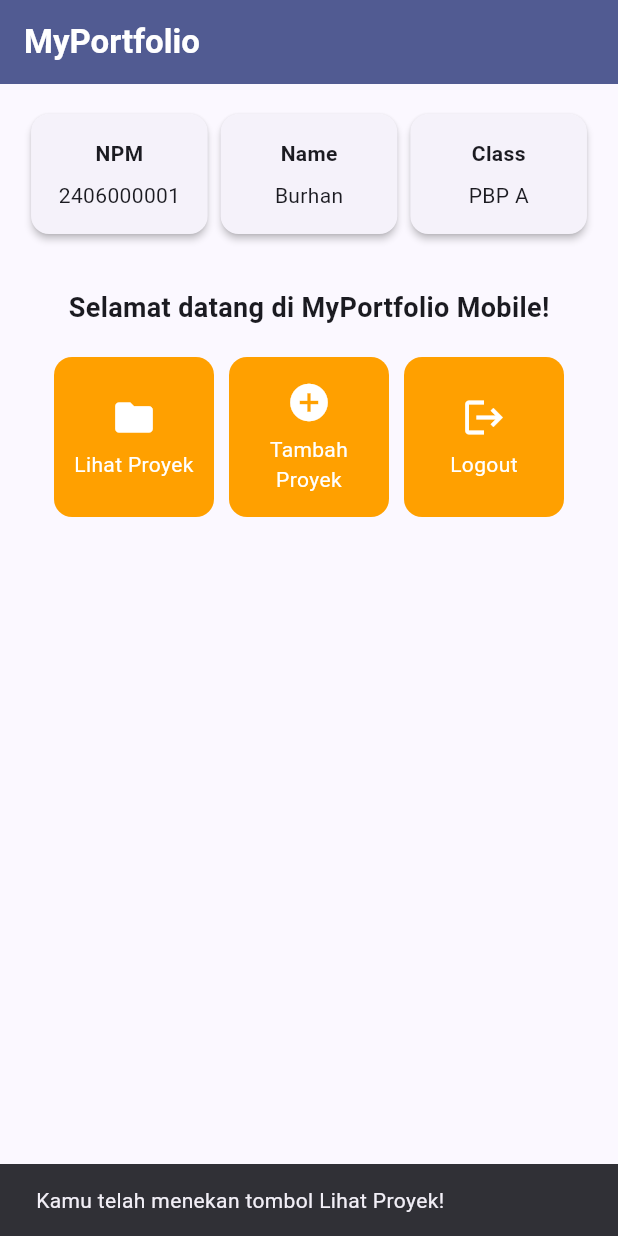
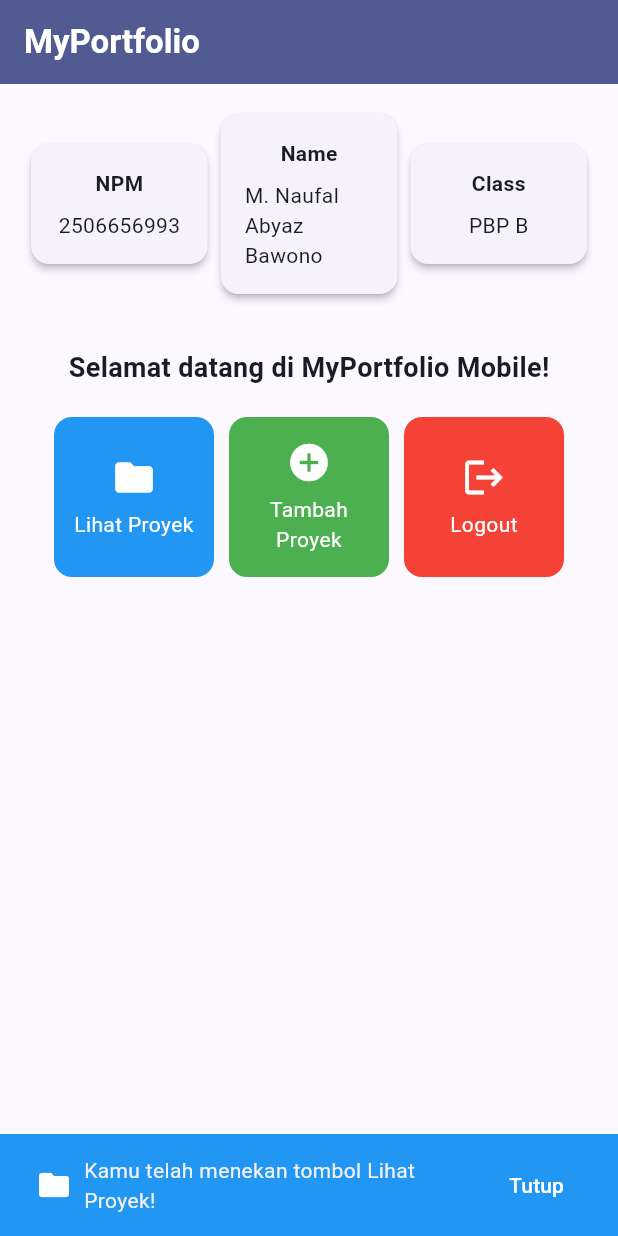
Before and after one commit to Abyaz1/myportofolio_mobile, a Flutter app: the screen it shows after launch, after a tap on "Lihat Proyek", on a phone screen of 412 x 824 dp. Run offline on Flutter 3.47's test engine with Material 3 defaults, Android fonts, the phone set to English and light mode, and no system bars.

Commit message:
feat: kustomisasi identitas portofolio, pewarnaan tombol modular, dan snackbar interaktif

```diff
--- a/lib/main.dart
+++ b/lib/main.dart
@@ -1,10 +1,12 @@
 import 'package:flutter/material.dart';
 import 'package:myportofolio_mobile/menu.dart';
 
+// Fungsi utama bootstrap aplikasi Flutter
 void main() {
   runApp(const MyApp());
 }
 
+// Root widget konfigurasi tema dan navigasi aplikasi
 class MyApp extends StatelessWidget {
   const MyApp({super.key});
 
@@ -19,7 +21,7 @@ class MyApp extends StatelessWidget {
         ),
         useMaterial3: true,
       ),
-      home: MyHomePage(),
+      home: const MyHomePage(),
     );
   }
 }
--- a/lib/menu.dart
+++ b/lib/menu.dart
@@ -1,30 +1,34 @@
 import 'package:flutter/material.dart';
 
+// Model data untuk kartu menu aksi pada halaman utama
 class ItemHomepage {
   final String name;
   final IconData icon;
+  final Color color;
 
-  ItemHomepage(this.name, this.icon);
+  const ItemHomepage(this.name, this.icon, this.color);
 }
 
+// Widget halaman menu utama portofolio
 class MyHomePage extends StatelessWidget {
-  MyHomePage({super.key});
+  const MyHomePage({super.key});
 
-  final String npm = "2406000001";
-  final String nama = "Burhan";
-  final String kelas = "PBP A";
+  // Identitas profil pemilik portofolio
+  final String npm = "2506656993";
+  final String nama = "M. Naufal Abyaz Bawono";
+  final String kelas = "PBP B";
 
-  final List<ItemHomepage> items = [
-    ItemHomepage("Lihat Proyek", Icons.folder),
-    ItemHomepage("Tambah Proyek", Icons.add_circle),
-    ItemHomepage("Logout", Icons.logout),
+  // Daftar aksi portofolio dengan warna latar yang unik dan kontras
+  final List<ItemHomepage> items = const [
+    ItemHomepage("Lihat Proyek", Icons.folder, Colors.blue),
+    ItemHomepage("Tambah Proyek", Icons.add_circle, Colors.green),
+    ItemHomepage("Logout", Icons.logout, Colors.red),
   ];
 
   @override
   Widget build(BuildContext context) {
-    // Scaffold menyediakan struktur visual dasar halaman (AppBar, Body, SnackBar).
     return Scaffold(
-      // AppBar menampilkan bar bagian atas halaman aplikasi.
+      // AppBar bagian atas aplikasi
       appBar: AppBar(
         title: const Text(
           'MyPortfolio',
@@ -35,13 +39,13 @@ class MyHomePage extends StatelessWidget {
         ),
         backgroundColor: Theme.of(context).colorScheme.primary,
       ),
-      // Body halaman utama dengan padding di sekelilingnya.
+      // Area badan halaman utama
       body: Padding(
         padding: const EdgeInsets.all(16.0),
         child: Column(
           crossAxisAlignment: CrossAxisAlignment.center,
           children: [
-            // Baris horizontal untuk menampilkan 3 InfoCard secara sejajar.
+            // Baris kartu informasi profil pengguna
             Row(
               mainAxisAlignment: MainAxisAlignment.spaceEvenly,
               children: [
@@ -51,7 +55,7 @@ class MyHomePage extends StatelessWidget {
               ],
             ),
             const SizedBox(height: 16.0),
-            // Bagian tengah: pesan sambutan dan kisi tombol menu portofolio.
+            // Bagian teks sambutan dan kisi kartu menu
             Center(
               child: Column(
                 children: [
@@ -65,14 +69,13 @@ class MyHomePage extends StatelessWidget {
                       ),
                     ),
                   ),
-                  // GridView menampilkan kartu tombol dalam tata letak kisi 3 kolom.
+                  // Tata letak kisi 3 kolom untuk tombol aksi
                   GridView.count(
                     primary: true,
                     padding: const EdgeInsets.all(20),
                     crossAxisSpacing: 10,
                     mainAxisSpacing: 10,
                     crossAxisCount: 3,
-                    // shrinkWrap agar ukuran kisi menyesuaikan tinggi konten anak.
                     shrinkWrap: true,
                     children: items.map((ItemHomepage item) {
                       return ItemCard(item);
@@ -88,8 +91,8 @@ class MyHomePage extends StatelessWidget {
   }
 }
 
+// Widget kartu informasi profil
 class InfoCard extends StatelessWidget {
-  // Kartu informasi yang menampilkan judul (title) dan isi (content).
   final String title;
   final String content;
 
@@ -98,13 +101,11 @@ class InfoCard extends StatelessWidget {
   @override
   Widget build(BuildContext context) {
     return Card(
-      // Memberikan efek bayangan kartu elevasi 2 unit.
       elevation: 2.0,
       child: Container(
-        // Menyesuaikan lebar kartu dengan proporsi layar (dibagi 3.5).
+        // Lebar proporsional terhadap ukuran layar
         width: MediaQuery.of(context).size.width / 3.5,
         padding: const EdgeInsets.all(16.0),
-        // Menyusun teks title dan content secara vertikal.
         child: Column(
           children: [
             Text(
@@ -120,6 +121,7 @@ class InfoCard extends StatelessWidget {
   }
 }
 
+// Widget kartu menu aksi portofolio
 class ItemCard extends StatelessWidget {
   final ItemHomepage item;
 
@@ -128,17 +130,33 @@ class ItemCard extends StatelessWidget {
   @override
   Widget build(BuildContext context) {
     return Material(
-      // Menggunakan warna sekunder dari skema tema aplikasi.
-      color: Theme.of(context).colorScheme.secondary,
+      color: item.color,
       borderRadius: BorderRadius.circular(12),
       child: InkWell(
-        // Aksi ketika kartu ditekan oleh pengguna.
+        // Menampilkan custom SnackBar interaktif saat kartu ditekan
         onTap: () {
-          // Menampilkan SnackBar dengan pesan interaktif.
           ScaffoldMessenger.of(context)
             ..hideCurrentSnackBar()
             ..showSnackBar(
-              SnackBar(content: Text("Kamu telah menekan tombol ${item.name}!")),
+              SnackBar(
+                backgroundColor: item.color,
+                content: Row(
+                  children: [
+                    Icon(item.icon, color: Colors.white),
+                    const SizedBox(width: 8.0),
+                    Expanded(
+                      child: Text("Kamu telah menekan tombol ${item.name}!"),
+                    ),
+                  ],
+                ),
+                action: SnackBarAction(
+                  label: 'Tutup',
+                  textColor: Colors.white,
+                  onPressed: () {
+                    ScaffoldMessenger.of(context).hideCurrentSnackBar();
+                  },
+                ),
+              ),
             );
         },
         child: Container(
```
Also changed, not shown: 2 other files.
